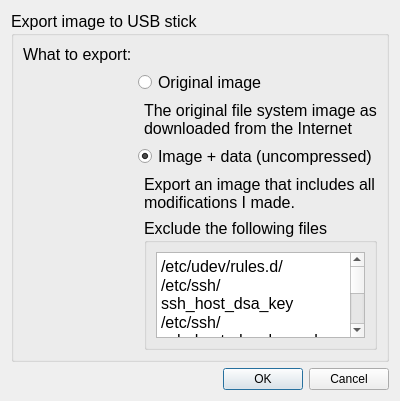
maxnet/berryboot, file BerrybootGUI2.0/exportdialog.ui: the form before one commit.
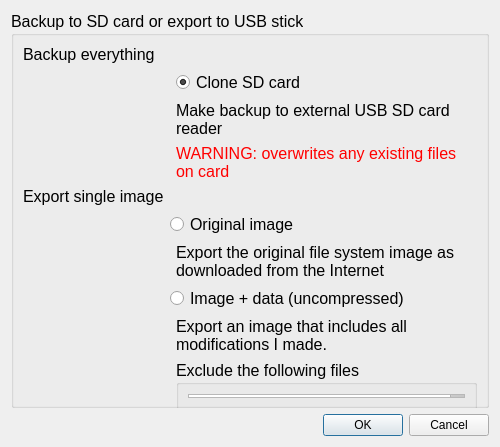
The form after the commit.

Commit message: Backup function. Fix module loading. debugconsole option

What changed in the file:
```diff
--- a/BerrybootGUI2.0/exportdialog.ui
+++ b/BerrybootGUI2.0/exportdialog.ui
@@ -6,8 +6,8 @@
    <rect>
     <x>0</x>
     <y>0</y>
-    <width>400</width>
-    <height>401</height>
+    <width>500</width>
+    <height>447</height>
    </rect>
   </property>
   <property name="windowTitle">
@@ -22,17 +22,37 @@
       </font>
      </property>
      <property name="title">
-      <string>Export image to USB stick</string>
+      <string>Backup to SD card or export to USB stick</string>
      </property>
      <layout class="QGridLayout" name="gridLayout">
-      <item row="0" column="0">
+      <item row="7" column="1" colspan="2">
+       <widget class="QRadioButton" name="dataRadio">
+        <property name="text">
+         <string>Image + data (uncompressed)</string>
+        </property>
+        <property name="checked">
+         <bool>false</bool>
+        </property>
+       </widget>
+      </item>
+      <item row="1" column="2">
+       <widget class="QRadioButton" name="backupRadio">
+        <property name="text">
+         <string>Clone SD card</string>
+        </property>
+        <property name="checked">
+         <bool>true</bool>
+        </property>
+       </widget>
+      </item>
+      <item row="4" column="0">
        <widget class="QLabel" name="label_2">
         <property name="text">
-         <string>What to export:</string>
+         <string>Export single image</string>
         </property>
        </widget>
       </item>
-      <item row="1" column="1" colspan="2">
+      <item row="5" column="1" colspan="2">
        <widget class="QRadioButton" name="origRadio">
         <property name="text">
          <string>Original image</string>
@@ -42,27 +62,7 @@
         </property>
        </widget>
       </item>
-      <item row="2" column="2">
-       <widget class="QLabel" name="label_3">
-        <property name="text">
-         <string>The original file system image as downloaded from the Internet</string>
-        </property>
-        <property name="wordWrap">
-         <bool>true</bool>
-        </property>
-       </widget>
-      </item>
-      <item row="3" column="1" colspan="2">
-       <widget class="QRadioButton" name="dataRadio">
-        <property name="text">
-         <string>Image + data (uncompressed)</string>
-        </property>
-        <property name="checked">
-         <bool>true</bool>
-        </property>
-       </widget>
-      </item>
-      <item row="4" column="2">
+      <item row="8" column="2">
        <widget class="QLabel" name="label_4">
         <property name="text">
          <string>Export an image that includes all modifications I made.</string>
@@ -72,7 +72,34 @@
         </property>
        </widget>
       </item>
-      <item row="5" column="2">
+      <item row="0" column="0">
+       <widget class="QLabel" name="label">
+        <property name="text">
+         <string>Backup everything</string>
+        </property>
+       </widget>
+      </item>
+      <item row="6" column="2">
+       <widget class="QLabel" name="label_3">
+        <property name="text">
+         <string>Export the original file system image as downloaded from the Internet</string>
+        </property>
+        <property name="wordWrap">
+         <bool>true</bool>
+        </property>
+       </widget>
+      </item>
+      <item row="2" column="2">
+       <widget class="QLabel" name="label_5">
+        <property name="text">
+         <string>Make backup to external USB SD card reader</string>
+        </property>
+        <property name="wordWrap">
+         <bool>true</bool>
+        </property>
+       </widget>
+      </item>
+      <item row="9" column="2">
        <widget class="QGroupBox" name="excludeGroupbox">
         <property name="sizePolicy">
          <sizepolicy hsizetype="Preferred" vsizetype="Expanding">
@@ -107,6 +134,53 @@
         </layout>
        </widget>
       </item>
+      <item row="3" column="2">
+       <widget class="QLabel" name="label_6">
+        <property name="palette">
+         <palette>
+          <active>
+           <colorrole role="WindowText">
+            <brush brushstyle="SolidPattern">
+             <color alpha="255">
+              <red>255</red>
+              <green>0</green>
+              <blue>0</blue>
+             </color>
+            </brush>
+           </colorrole>
+          </active>
+          <inactive>
+           <colorrole role="WindowText">
+            <brush brushstyle="SolidPattern">
+             <color alpha="255">
+              <red>255</red>
+              <green>0</green>
+              <blue>0</blue>
+             </color>
+            </brush>
+           </colorrole>
+          </inactive>
+          <disabled>
+           <colorrole role="WindowText">
+            <brush brushstyle="SolidPattern">
+             <color alpha="255">
+              <red>144</red>
+              <green>141</green>
+              <blue>139</blue>
+             </color>
+            </brush>
+           </colorrole>
+          </disabled>
+         </palette>
+        </property>
+        <property name="text">
+         <string>WARNING: overwrites any existing files on card</string>
+        </property>
+        <property name="wordWrap">
+         <bool>true</bool>
+        </property>
+       </widget>
+      </item>
      </layout>
     </widget>
    </item>
```
The commit also changes 14 other files.
